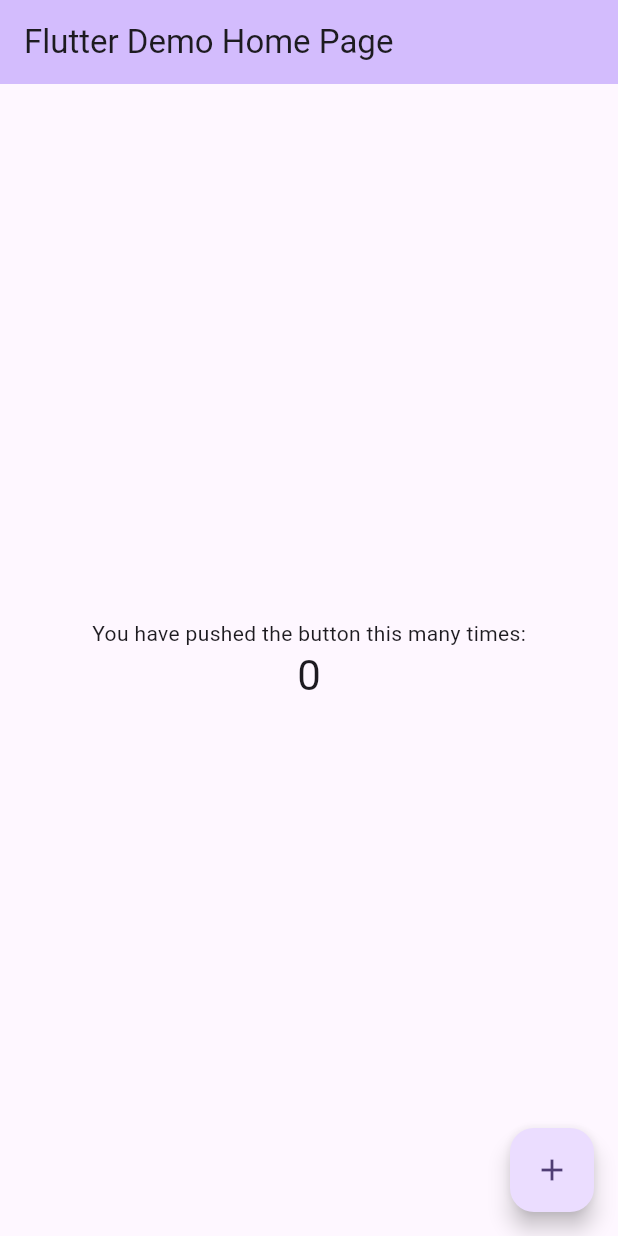
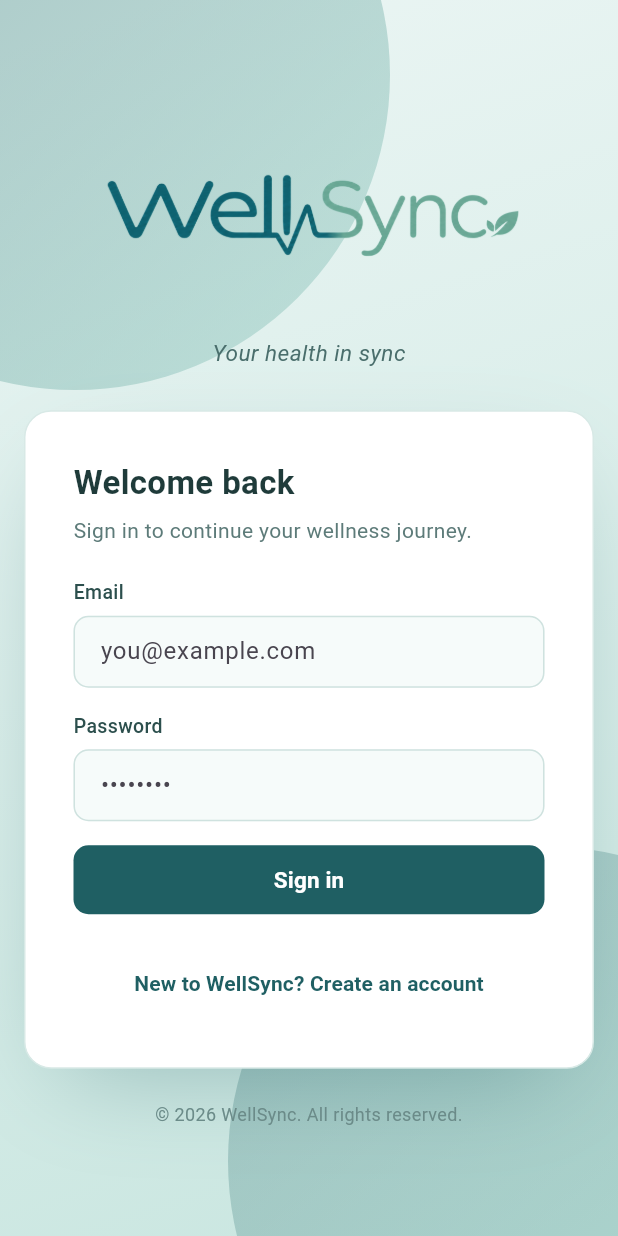
Before and after one commit to adrdeatcu/WellSync_mobile, a Flutter app: the screen it shows after launch, on a phone screen of 412 x 824 dp. Run offline on Flutter 3.47's test engine with Material 3 defaults, Android fonts, the phone set to English and light mode, and no system bars; our stand-ins replace supabase_flutter; accounts and stored records are empty.

Commit message:
feat: login page with supabase conn + ui v1

```diff
--- /dev/null
+++ b/lib/login_page.dart
@@ -0,0 +1,429 @@
+import 'package:flutter/material.dart';
+import 'package:supabase_flutter/supabase_flutter.dart';
+
+enum AuthMode { login, register }
+
+class MobileLoginPage extends StatefulWidget {
+  const MobileLoginPage({super.key});
+
+  @override
+  State<MobileLoginPage> createState() => _MobileLoginPageState();
+}
+
+class _MobileLoginPageState extends State<MobileLoginPage> {
+  final _emailController = TextEditingController();
+  final _passwordController = TextEditingController();
+  AuthMode _mode = AuthMode.login;
+  bool _loading = false;
+  String? _error;
+
+  final _supabase = Supabase.instance.client;
+
+  Future<void> _handleSubmit() async {
+    setState(() {
+      _error = null;
+      _loading = true;
+    });
+
+    try {
+      if (_mode == AuthMode.register) {
+        final res = await _supabase.auth.signUp(
+          email: _emailController.text.trim(),
+          password: _passwordController.text,
+        );
+
+        if (res.user == null) {
+          throw Exception('Registration failed');
+        }
+
+        // profiles row is created by Supabase trigger
+        setState(() {
+          _mode = AuthMode.login;
+        });
+      } else {
+        final res = await _supabase.auth.signInWithPassword(
+          email: _emailController.text.trim(),
+          password: _passwordController.text,
+        );
+
+        if (res.session == null) {
+          throw Exception('Login failed');
+        }
+
+        if (!mounted) return;
+        Navigator.of(context).pushReplacement(
+          MaterialPageRoute(builder: (_) => const MobileDashboardPage()),
+        );
+      }
+    } catch (e) {
+      setState(() {
+        _error = e.toString();
+      });
+    } finally {
+      if (mounted) {
+        setState(() {
+          _loading = false;
+        });
+      }
+    }
+  }
+
+  @override
+  Widget build(BuildContext context) {
+    return Scaffold(
+      body: Container(
+        width: double.infinity,
+        height: double.infinity,
+        decoration: const BoxDecoration(
+          gradient: LinearGradient(
+            begin: Alignment(-0.5, -1.0), // approx 160deg like CSS
+            end: Alignment(0.8, 1.0),
+            colors: [
+              Color(0xFFEAF5F3), // #eaf5f3
+              Color(0xFFC9E6E0), // #c9e6e0
+            ],
+          ),
+        ),
+        child: Stack(
+          children: [
+            // Top-left blob
+            const Positioned(
+              top: -160,
+              left: -160,
+              child: _Blob(
+                width: 420,
+                height: 420,
+                opacity: 0.35,
+              ),
+            ),
+            // Bottom-right blob
+            const Positioned(
+              bottom: -160,
+              right: -160,
+              child: _Blob(
+                width: 420,
+                height: 420,
+                opacity: 0.28,
+              ),
+            ),
+
+            // Center content
+            Center(
+              child: SingleChildScrollView(
+                padding:
+                    const EdgeInsets.symmetric(horizontal: 16, vertical: 40),
+                child: ConstrainedBox(
+                  constraints: const BoxConstraints(maxWidth: 440),
+                  child: Column(
+                    mainAxisSize: MainAxisSize.min,
+                    children: [
+                      // Brand: logo + tagline
+                      Column(
+                        mainAxisSize: MainAxisSize.min,
+                        children: const [
+                          _WellSyncLogo(),
+                          SizedBox(height: 12),
+                          Text(
+                            'Your health in sync',
+                            style: TextStyle(
+                              fontStyle: FontStyle.italic,
+                              fontSize: 15,
+                              letterSpacing: 0.3,
+                              color: Color(0xFF4A6E6C),
+                            ),
+                          ),
+                        ],
+                      ),
+                      const SizedBox(height: 28),
+
+                      // Card
+                      Container(
+                        width: double.infinity,
+                        padding: const EdgeInsets.all(32),
+                        decoration: BoxDecoration(
+                          color: Colors.white,
+                          borderRadius: BorderRadius.circular(18),
+                          border: Border.all(color: const Color(0xFFD8E9E6)),
+                          boxShadow: const [
+                            BoxShadow(
+                              color: Color.fromRGBO(31, 95, 99, 0.35),
+                              blurRadius: 60,
+                              offset: Offset(0, 24),
+                              spreadRadius: -24,
+                            ),
+                          ],
+                        ),
+                        child: Column(
+                          crossAxisAlignment: CrossAxisAlignment.start,
+                          mainAxisSize: MainAxisSize.min,
+                          children: [
+                            Text(
+                              _mode == AuthMode.login
+                                  ? 'Welcome back'
+                                  : 'Create your account',
+                              style: const TextStyle(
+                                fontSize: 22,
+                                fontWeight: FontWeight.w600,
+                                color: Color(0xFF1F3B3A),
+                              ),
+                            ),
+                            const SizedBox(height: 6),
+                            Text(
+                              _mode == AuthMode.login
+                                  ? 'Sign in to continue your wellness journey.'
+                                  : 'Start syncing your health today.',
+                              style: const TextStyle(
+                                fontSize: 14,
+                                color: Color(0xFF5D7B79),
+                              ),
+                            ),
+                            const SizedBox(height: 22),
+
+                            // Email field
+                            Column(
+                              crossAxisAlignment: CrossAxisAlignment.start,
+                              children: [
+                                const Text(
+                                  'Email',
+                                  style: TextStyle(
+                                    fontSize: 13,
+                                    fontWeight: FontWeight.w500,
+                                    color: Color(0xFF2C4F4D),
+                                  ),
+                                ),
+                                const SizedBox(height: 6),
+                                TextField(
+                                  controller: _emailController,
+                                  keyboardType: TextInputType.emailAddress,
+                                  decoration: _wellSyncInputDecoration(
+                                    hintText: 'you@example.com',
+                                  ),
+                                ),
+                              ],
+                            ),
+                            const SizedBox(height: 16),
+
+                            // Password field
+                            Column(
+                              crossAxisAlignment: CrossAxisAlignment.start,
+                              children: [
+                                const Text(
+                                  'Password',
+                                  style: TextStyle(
+                                    fontSize: 13,
+                                    fontWeight: FontWeight.w500,
+                                    color: Color(0xFF2C4F4D),
+                                  ),
+                                ),
+                                const SizedBox(height: 6),
+                                TextField(
+                                  controller: _passwordController,
+                                  obscureText: true,
+                                  decoration: _wellSyncInputDecoration(
+                                    hintText: '••••••••',
+                                  ),
+                                ),
+                              ],
+                            ),
+                            const SizedBox(height: 16),
+
+                            if (_error != null) ...[
+                              Container(
+                                padding: const EdgeInsets.symmetric(
+                                    horizontal: 12, vertical: 8),
+                                decoration: BoxDecoration(
+                                  color: const Color(0xFFFDECEC),
+                                  borderRadius: BorderRadius.circular(8),
+                                  border: Border.all(
+                                    color: const Color(0xFFF5C2C0),
+                                  ),
+                                ),
+                                child: Text(
+                                  _error!,
+                                  style: const TextStyle(
+                                    fontSize: 13,
+                                    color: Color(0xFFB3261E),
+                                  ),
+                                ),
+                              ),
+                              const SizedBox(height: 10),
+                            ],
+
+                            // Submit button
+                            SizedBox(
+                              width: double.infinity,
+                              height: 46,
+                              child: ElevatedButton(
+                                onPressed: _loading ? null : _handleSubmit,
+                                style: ElevatedButton.styleFrom(
+                                  elevation: 0,
+                                  shape: RoundedRectangleBorder(
+                                    borderRadius: BorderRadius.circular(10),
+                                  ),
+                                  padding: EdgeInsets.zero,
+                                  backgroundColor: const Color(0xFF1F5F63),
+                                ),
+                                child: Text(
+                                  _loading
+                                      ? 'Please wait...'
+                                      : _mode == AuthMode.login
+                                          ? 'Sign in'
+                                          : 'Create account',
+                                  style: const TextStyle(
+                                    fontSize: 15,
+                                    fontWeight: FontWeight.w600,
+                                    color: Colors.white,
+                                  ),
+                                ),
+                              ),
+                            ),
+                            const SizedBox(height: 22),
+
+                            // Switch text
+                            Center(
+                              child: TextButton(
+                                onPressed: _loading
+                                    ? null
+                                    : () {
+                                        setState(() {
+                                          _mode = _mode == AuthMode.login
+                                              ? AuthMode.register
+                                              : AuthMode.login;
+                                        });
+                                      },
+                                child: Text(
+                                  _mode == AuthMode.login
+                                      ? 'New to WellSync? Create an account'
+                                      : 'Already have an account? Sign in',
+                                  style: const TextStyle(
+                                    fontSize: 14,
+                                    color: Color(0xFF1F5F63),
+                                    fontWeight: FontWeight.w600,
+                                  ),
+                                ),
+                              ),
+                            ),
+                          ],
+                        ),
+                      ),
+
+                      const SizedBox(height: 22),
+                      const Text(
+                        '© 2026 WellSync. All rights reserved.',
+                        textAlign: TextAlign.center,
+                        style: TextStyle(
+                          fontSize: 12,
+                          color: Color(0xFF6B8B89),
+                        ),
+                      ),
+                    ],
+                  ),
+                ),
+              ),
+            ),
+          ],
+        ),
+      ),
+    );
+  }
+}
+
+// Logo widget (matches .ws-logo)
+class _WellSyncLogo extends StatelessWidget {
+  const _WellSyncLogo();
+
+  @override
+  Widget build(BuildContext context) {
+    return Image.asset(
+      'assets/images/wellsync-logo.png',
+      height: 140,
+      fit: BoxFit.contain,
+    );
+  }
+}
+
+// Background blob (matches .ws-blob)
+class _Blob extends StatelessWidget {
+  final double width;
+  final double height;
+  final double opacity;
+
+  const _Blob({
+    required this.width,
+    required this.height,
+    required this.opacity,
+  });
+
+  @override
+  Widget build(BuildContext context) {
+    return Opacity(
+      opacity: opacity,
+      child: Container(
+        width: width,
+        height: height,
+        decoration: BoxDecoration(
+          borderRadius: BorderRadius.circular(9999),
+          gradient: const LinearGradient(
+            begin: Alignment.topLeft,
+            end: Alignment.bottomRight,
+            colors: [
+              Color(0xFF1F5F63),
+              Color(0xFF7CC2B5),
+            ],
+          ),
+        ),
+      ),
+    );
+  }
+}
+
+InputDecoration _wellSyncInputDecoration({required String hintText}) {
+  return InputDecoration(
+    hintText: hintText,
+    filled: true,
+    fillColor: const Color(0xFFF6FBFA),
+    contentPadding:
+        const EdgeInsets.symmetric(horizontal: 14, vertical: 12),
+    border: OutlineInputBorder(
+      borderRadius: BorderRadius.circular(10),
+      borderSide: const BorderSide(
+        color: Color(0xFFCFE2DF),
+      ),
+    ),
+    enabledBorder: OutlineInputBorder(
+      borderRadius: BorderRadius.circular(10),
+      borderSide: const BorderSide(
+        color: Color(0xFFCFE2DF),
+      ),
+    ),
+    focusedBorder: OutlineInputBorder(
+      borderRadius: BorderRadius.circular(10),
+      borderSide: const BorderSide(
+        color: Color(0xFF1F5F63),
+      ),
+    ),
+  );
+}
+
+class MobileDashboardPage extends StatelessWidget {
+  const MobileDashboardPage({super.key});
+
+  @override
+  Widget build(BuildContext context) {
+    return Scaffold(
+      appBar: AppBar(title: const Text('WellSync Mobile Dashboard')),
+      body: Center(
+        child: ElevatedButton(
+          onPressed: () async {
+            await Supabase.instance.client.auth.signOut();
+            if (!context.mounted) return;
+            Navigator.of(context).pushReplacement(
+              MaterialPageRoute(builder: (_) => const MobileLoginPage()),
+            );
+          },
+          child: const Text('Log out'),
+        ),
+      ),
+    );
+  }
+}
--- a/lib/main.dart
+++ b/lib/main.dart
@@ -1,122 +1,30 @@
 import 'package:flutter/material.dart';
+import 'package:supabase_flutter/supabase_flutter.dart';
+import 'login_page.dart';
 
-void main() {
+Future<void> main() async {
+  WidgetsFlutterBinding.ensureInitialized();
+
+  await Supabase.initialize(
+    url: 'https://rvzdtprvsjtmhycosifj.supabase.co',
+    anonKey: 'eyJhbGciOiJIUzI1NiIsInR5cCI6IkpXVCJ9.eyJpc3MiOiJzdXBhYmFzZSIsInJlZiI6InJ2emR0cHJ2c2p0bWh5Y29zaWZqIiwicm9sZSI6ImFub24iLCJpYXQiOjE3Nzg1MDgwMTMsImV4cCI6MjA5NDA4NDAxM30.HrPg7fAIauVQaBKExYmZhqK5K3-riHwoZqcRXXCr53k',
+  );
+
   runApp(const MyApp());
 }
 
 class MyApp extends StatelessWidget {
   const MyApp({super.key});
 
-  // This widget is the root of your application.
   @override
   Widget build(BuildContext context) {
+    final session = Supabase.instance.client.auth.currentSession;
+
     return MaterialApp(
-      title: 'Flutter Demo',
-      theme: ThemeData(
-        // This is the theme of your application.
-        //
-        // TRY THIS: Try running your application with "flutter run". You'll see
-        // the application has a purple toolbar. Then, without quitting the app,
-        // try changing the seedColor in the colorScheme below to Colors.green
-        // and then invoke "hot reload" (save your changes or press the "hot
-        // reload" button in a Flutter-supported IDE, or press "r" if you used
-        // the command line to start the app).
-        //
-        // Notice that the counter didn't reset back to zero; the application
-        // state is not lost during the reload. To reset the state, use hot
-        // restart instead.
-        //
-        // This works for code too, not just values: Most code changes can be
-        // tested with just a hot reload.
-        colorScheme: .fromSeed(seedColor: Colors.deepPurple),
-      ),
-      home: const MyHomePage(title: 'Flutter Demo Home Page'),
+      debugShowCheckedModeBanner: false,
+      home: session == null
+          ? const MobileLoginPage()
+          : const MobileDashboardPage(),
     );
   }
 }
-
-class MyHomePage extends StatefulWidget {
-  const MyHomePage({super.key, required this.title});
-
-  // This widget is the home page of your application. It is stateful, meaning
-  // that it has a State object (defined below) that contains fields that affect
-  // how it looks.
-
-  // This class is the configuration for the state. It holds the values (in this
-  // case the title) provided by the parent (in this case the App widget) and
-  // used by the build method of the State. Fields in a Widget subclass are
-  // always marked "final".
-
-  final String title;
-
-  @override
-  State<MyHomePage> createState() => _MyHomePageState();
-}
-
-class _MyHomePageState extends State<MyHomePage> {
-  int _counter = 0;
-
-  void _incrementCounter() {
-    setState(() {
-      // This call to setState tells the Flutter framework that something has
-      // changed in this State, which causes it to rerun the build method below
-      // so that the display can reflect the updated values. If we changed
-      // _counter without calling setState(), then the build method would not be
-      // called again, and so nothing would appear to happen.
-      _counter++;
-    });
-  }
-
-  @override
-  Widget build(BuildContext context) {
-    // This method is rerun every time setState is called, for instance as done
-    // by the _incrementCounter method above.
-    //
-    // The Flutter framework has been optimized to make rerunning build methods
-    // fast, so that you can just rebuild anything that needs updating rather
-    // than having to individually change instances of widgets.
-    return Scaffold(
-      appBar: AppBar(
-        // TRY THIS: Try changing the color here to a specific color (to
-        // Colors.amber, perhaps?) and trigger a hot reload to see the AppBar
-        // change color while the other colors stay the same.
-        backgroundColor: Theme.of(context).colorScheme.inversePrimary,
-        // Here we take the value from the MyHomePage object that was created by
-        // the App.build method, and use it to set our appbar title.
-        title: Text(widget.title),
-      ),
-      body: Center(
-        // Center is a layout widget. It takes a single child and positions it
-        // in the middle of the parent.
-        child: Column(
-          // Column is also a layout widget. It takes a list of children and
-          // arranges them vertically. By default, it sizes itself to fit its
-          // children horizontally, and tries to be as tall as its parent.
-          //
-          // Column has various properties to control how it sizes itself and
-          // how it positions its children. Here we use mainAxisAlignment to
-          // center the children vertically; the main axis here is the vertical
-          // axis because Columns are vertical (the cross axis would be
-          // horizontal).
-          //
-          // TRY THIS: Invoke "debug painting" (choose the "Toggle Debug Paint"
-          // action in the IDE, or press "p" in the console), to see the
-          // wireframe for each widget.
-          mainAxisAlignment: .center,
-          children: [
-            const Text('You have pushed the button this many times:'),
-            Text(
-              '$_counter',
-              style: Theme.of(context).textTheme.headlineMedium,
-            ),
-          ],
-        ),
-      ),
-      floatingActionButton: FloatingActionButton(
-        onPressed: _incrementCounter,
-        tooltip: 'Increment',
-        child: const Icon(Icons.add),
-      ),
-    );
-  }
-}
--- a/pubspec.yaml
+++ b/pubspec.yaml
@@ -65,6 +65,9 @@ flutter:
   #   - images/a_dot_burr.jpeg
   #   - images/a_dot_ham.jpeg
 
+  assets:
+    - assets/images/wellsync-logo.png
+
   # An image asset can refer to one or more resolution-specific "variants", see
   # https://flutter.dev/to/resolution-aware-images
 
```
Also changed, not shown: assets/images/wellsync-logo.png (added).
